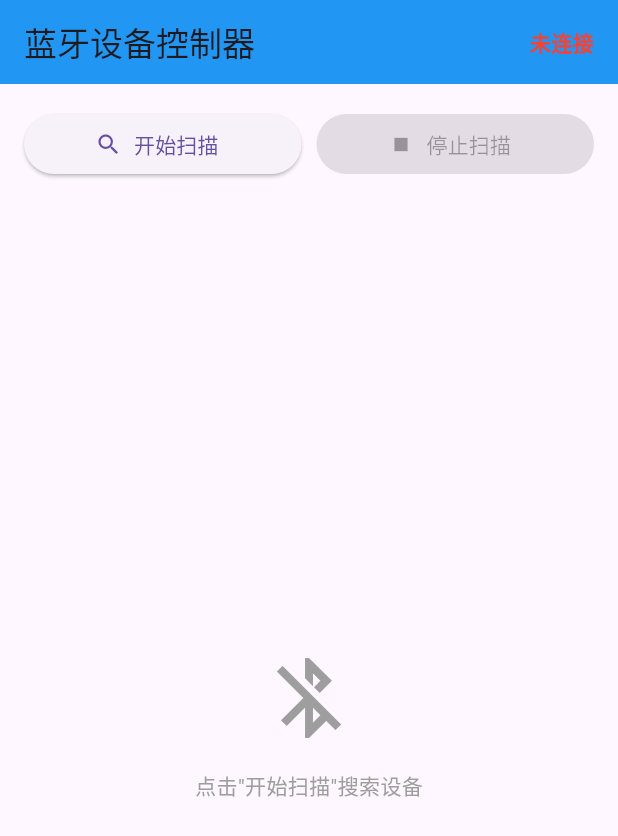
After one commit to Nusen-ai/flutter_blue_plus_app, a Flutter app: the screen it shows after launch, after a tap on "开始扫描", on a phone screen of 412 x 824 dp. The commit adds this screen. Shown: the top 836 px of the screen. Run offline on Flutter 3.47's test engine with Material 3 defaults, Android fonts, the phone set to English and light mode, and no system bars; our stand-ins replace flutter_blue_plus, permission_handler.

Commit message:
蓝牙3.0

```diff
--- /dev/null
+++ b/lib/deep/bluetooth_controller.dart
@@ -0,0 +1,284 @@
+import 'package:flutter/material.dart';
+import 'package:flutter_blue_plus/flutter_blue_plus.dart';
+import 'package:flutter_blue_plus_app/deep/bluetooth_service.dart';
+
+class BluetoothControllerApp extends StatefulWidget {
+  const BluetoothControllerApp({super.key});
+  @override
+  State<BluetoothControllerApp> createState() => _BluetoothControllerAppState();
+}
+
+class _BluetoothControllerAppState extends State<BluetoothControllerApp> {
+  final BluetoothDeviceManager bluetoothManager = BluetoothDeviceManager();
+  List<ScanResult> scanResults = [];
+  bool isScanning = false;
+  bool isConnected = false;
+  String connectionStatus = "未连接";
+
+  @override
+  void initState() {
+    super.initState();
+    _initializeBluetooth();
+  }
+
+  void _initializeBluetooth() async {
+    // 监听扫描结果
+    bluetoothManager.scanResults.listen((results) {
+      setState(() {
+        scanResults = results.where((result) => result.device.name.isNotEmpty).toList();
+      });
+    });
+
+    // 监听扫描状态
+    bluetoothManager.isScanning.listen((scanning) {
+      setState(() {
+        isScanning = scanning;
+      });
+    });
+
+    // 监听连接状态
+    bluetoothManager.connectionState.listen((state) {
+      setState(() {
+        isConnected = state == BluetoothConnectionState.connected;
+        connectionStatus = _getConnectionStatusText(state);
+      });
+    });
+
+    // 监听设备返回的数据
+    bluetoothManager.onDataReceived.listen((data) {
+      debugPrint("收到设备数据: $data");
+      // 处理设备返回的数据
+    });
+  }
+
+  String _getConnectionStatusText(BluetoothConnectionState state) {
+    switch (state) {
+      case BluetoothConnectionState.connected:
+        return "已连接";
+      case BluetoothConnectionState.connecting:
+        return "连接中";
+      case BluetoothConnectionState.disconnected:
+        return "未连接";
+      case BluetoothConnectionState.disconnecting:
+        return "断开中";
+    }
+  }
+
+  Future<void> _startBluetoothScan() async {
+    // 检查权限
+    bool hasPermission = await bluetoothManager.checkPermissions();
+    if (!hasPermission) {
+      _showErrorDialog("需要蓝牙和位置权限才能扫描设备");
+      return;
+    }
+
+    // 开启蓝牙
+    try {
+      await bluetoothManager.turnOnBluetooth();
+    } catch (e) {
+      _showErrorDialog("蓝牙开启失败: $e");
+      return;
+    }
+
+    // 开始扫描
+    try {
+      await bluetoothManager.startScan();
+    } catch (e) {
+      _showErrorDialog("扫描失败: $e");
+    }
+  }
+
+  void _stopBluetoothScan() {
+    bluetoothManager.stopScan();
+  }
+
+  Future<void> _connectToDevice(BluetoothDevice device) async {
+    bool success = await bluetoothManager.connectToDevice(device);
+    if (success) {
+      _showSuccessDialog("设备连接成功");
+
+      // 请求更大的MTU以提高数据传输效率
+      try {
+        await bluetoothManager.requestMtu(512);
+        debugPrint("MTU请求成功");
+      } catch (e) {
+        debugPrint("MTU请求失败: $e");
+      }
+    } else {
+      _showErrorDialog("设备连接失败，请检查服务UUID配置");
+    }
+  }
+
+  void _disconnectDevice() {
+    bluetoothManager.disconnect();
+  }
+
+  // 设备控制方法 - 根据您的硬件协议修改命令值
+  void _sendControlCommand(int command) {
+    bluetoothManager.sendCommand([command]);
+  }
+
+  void _showErrorDialog(String message) {
+    showDialog(
+      context: context,
+      builder: (context) => AlertDialog(
+        title: Text("错误"),
+        content: Text(message),
+        actions: [TextButton(onPressed: () => Navigator.pop(context), child: Text("确定"))],
+      ),
+    );
+  }
+
+  void _showSuccessDialog(String message) {
+    showDialog(
+      context: context,
+      builder: (context) => AlertDialog(
+        title: Text("成功"),
+        content: Text(message),
+        actions: [TextButton(onPressed: () => Navigator.pop(context), child: Text("确定"))],
+      ),
+    );
+  }
+
+  @override
+  Widget build(BuildContext context) {
+    return Scaffold(
+      appBar: AppBar(
+        title: Text('蓝牙设备控制器'),
+        backgroundColor: Colors.blue,
+        actions: [
+          Padding(
+            padding: EdgeInsets.only(right: 16.0),
+            child: Center(
+              child: Text(
+                connectionStatus,
+                style: TextStyle(color: isConnected ? Colors.green : Colors.red, fontWeight: FontWeight.bold),
+              ),
+            ),
+          ),
+        ],
+      ),
+      body: Column(
+        children: [
+          // 控制面板
+          if (isConnected) _buildControlPanel(),
+
+          // 扫描控制区域
+          _buildScanControlPanel(),
+
+          // 设备列表
+          Expanded(child: _buildDeviceList()),
+        ],
+      ),
+    );
+  }
+
+  Widget _buildControlPanel() {
+    return Card(
+      margin: EdgeInsets.all(16.0),
+      child: Padding(
+        padding: EdgeInsets.all(16.0),
+        child: Column(
+          children: [
+            Text('设备控制面板', style: TextStyle(fontSize: 18, fontWeight: FontWeight.bold)),
+            SizedBox(height: 16),
+            Wrap(
+              spacing: 12,
+              runSpacing: 12,
+              children: [
+                ElevatedButton(onPressed: () => _sendControlCommand(0x01), child: Text('开启设备')),
+                ElevatedButton(onPressed: () => _sendControlCommand(0x02), child: Text('关闭设备')),
+                ElevatedButton(onPressed: () => _sendControlCommand(0x03), child: Text('模式一')),
+                ElevatedButton(onPressed: () => _sendControlCommand(0x04), child: Text('模式二')),
+                ElevatedButton(onPressed: () => _sendControlCommand(0x05), child: Text('模式三')),
+              ],
+            ),
+            SizedBox(height: 16),
+            ElevatedButton(
+              onPressed: _disconnectDevice,
+              style: ElevatedButton.styleFrom(backgroundColor: Colors.red, foregroundColor: Colors.white),
+              child: Text('断开连接'),
+            ),
+          ],
+        ),
+      ),
+    );
+  }
+
+  Widget _buildScanControlPanel() {
+    return Padding(
+      padding: EdgeInsets.all(16.0),
+      child: Column(
+        children: [
+          Row(
+            children: [
+              Expanded(
+                child: ElevatedButton.icon(onPressed: isScanning ? null : _startBluetoothScan, icon: Icon(Icons.search), label: Text('开始扫描')),
+              ),
+              SizedBox(width: 10),
+              Expanded(
+                child: ElevatedButton.icon(
+                  onPressed: isScanning ? _stopBluetoothScan : null,
+                  icon: Icon(Icons.stop),
+                  style: ElevatedButton.styleFrom(backgroundColor: Colors.red, foregroundColor: Colors.white),
+                  label: Text('停止扫描'),
+                ),
+              ),
+            ],
+          ),
+          SizedBox(height: 8),
+          if (isScanning)
+            Row(
+              mainAxisAlignment: MainAxisAlignment.center,
+              children: [
+                SizedBox(width: 16, height: 16, child: CircularProgressIndicator(strokeWidth: 2)),
+                SizedBox(width: 8),
+                Text('扫描中...', style: TextStyle(color: Colors.blue)),
+              ],
+            ),
+        ],
+      ),
+    );
+  }
+
+  Widget _buildDeviceList() {
+    if (scanResults.isEmpty) {
+      return Center(
+        child: Column(
+          mainAxisAlignment: MainAxisAlignment.center,
+          children: [
+            Icon(Icons.bluetooth_disabled, size: 64, color: Colors.grey),
+            SizedBox(height: 16),
+            Text(isScanning ? '正在搜索设备...' : '点击"开始扫描"搜索设备', style: TextStyle(color: Colors.grey)),
+          ],
+        ),
+      );
+    }
+
+    return ListView.builder(
+      itemCount: scanResults.length,
+      itemBuilder: (context, index) {
+        final device = scanResults[index].device;
+        final rssi = scanResults[index].rssi;
+
+        return Card(
+          margin: EdgeInsets.symmetric(horizontal: 16, vertical: 4),
+          child: ListTile(
+            leading: Icon(Icons.bluetooth, color: Colors.blue),
+            title: Text(device.platformName.isNotEmpty ? device.platformName : '未知设备'),
+            subtitle: Column(crossAxisAlignment: CrossAxisAlignment.start, children: [Text('MAC: ${device.remoteId}'), Text('信号强度: $rssi dBm')]),
+            trailing: ElevatedButton(onPressed: () => _connectToDevice(device), child: Text('连接')),
+          ),
+        );
+      },
+    );
+  }
+
+  @override
+  void dispose() {
+    // 断开连接并停止扫描
+    bluetoothManager.disconnect();
+    bluetoothManager.stopScan();
+    super.dispose();
+  }
+}
--- /dev/null
+++ b/lib/deep/bluetooth_service.dart
@@ -0,0 +1,162 @@
+import 'package:flutter/widgets.dart';
+import 'package:flutter_blue_plus/flutter_blue_plus.dart';
+import 'package:permission_handler/permission_handler.dart';
+
+class BluetoothDeviceManager {
+  static final BluetoothDeviceManager _instance = BluetoothDeviceManager._internal();
+  factory BluetoothDeviceManager() => _instance;
+  BluetoothDeviceManager._internal();
+
+  // 设备UUID配置 - 根据您的硬件设备修改
+  final String serviceUUID = "0000ffe0-0000-1000-8000-00805f9b34fb";
+  final String characteristicUUID = "0000ffe1-0000-1000-8000-00805f9b34fb";
+
+  BluetoothDevice? _connectedDevice;
+  BluetoothCharacteristic? _controlCharacteristic;
+
+  // 获取已连接的设备
+  BluetoothDevice? get connectedDevice => _connectedDevice;
+
+  // 获取控制特征
+  BluetoothCharacteristic? get controlCharacteristic => _controlCharacteristic;
+
+  // 检查并请求权限
+  Future<bool> checkPermissions() async {
+    if (await Permission.bluetoothConnect.request().isGranted && await Permission.bluetoothScan.request().isGranted && await Permission.location.request().isGranted) {
+      return true;
+    }
+    return false;
+  }
+
+  // 检查蓝牙是否可用
+  Future<bool> isBluetoothAvailable() async {
+    return await FlutterBluePlus.isAvailable;
+  }
+
+  // 开启蓝牙
+  Future<void> turnOnBluetooth() async {
+    if (await FlutterBluePlus.isAvailable == false) {
+      throw Exception("设备不支持蓝牙");
+    }
+
+    // 检查蓝牙适配器状态
+    BluetoothAdapterState state = await FlutterBluePlus.adapterState.first;
+    if (state == BluetoothAdapterState.off) {
+      await FlutterBluePlus.turnOn();
+      // 等待蓝牙开启
+      await FlutterBluePlus.adapterState.where((state) => state == BluetoothAdapterState.on).first;
+    }
+  }
+
+  // 获取扫描结果流
+  Stream<List<ScanResult>> get scanResults => FlutterBluePlus.scanResults;
+
+  // 获取扫描状态
+  Stream<bool> get isScanning => FlutterBluePlus.isScanning;
+
+  // 开始扫描设备
+  Future<void> startScan({Duration timeout = const Duration(seconds: 10)}) async {
+    try {
+      await FlutterBluePlus.startScan(timeout: timeout, continuousUpdates: true);
+    } catch (e) {
+      debugPrint("扫描错误: $e");
+      rethrow;
+    }
+  }
+
+  // 停止扫描
+  Future<void> stopScan() async {
+    try {
+      await FlutterBluePlus.stopScan();
+    } catch (e) {
+      debugPrint("停止扫描错误: $e");
+    }
+  }
+
+  // 连接设备
+  Future<bool> connectToDevice(BluetoothDevice device) async {
+    try {
+      // 设置连接超时
+      await device.connect(license: License.free,timeout: const Duration(seconds: 15));
+      _connectedDevice = device;
+
+      // 监听连接状态
+      device.connectionState.listen((state) {
+        debugPrint("连接状态: $state");
+        if (state == BluetoothConnectionState.disconnected) {
+          _connectedDevice = null;
+          _controlCharacteristic = null;
+        }
+      });
+
+      // 发现服务
+      List<BluetoothService> services = await device.discoverServices();
+
+      for (BluetoothService service in services) {
+        if (service.uuid.toString() == serviceUUID) {
+          for (BluetoothCharacteristic characteristic in service.characteristics) {
+            if (characteristic.uuid.toString() == characteristicUUID) {
+              _controlCharacteristic = characteristic;
+              return true;
+            }
+          }
+        }
+      }
+      return false;
+    } catch (e) {
+      debugPrint("连接失败: $e");
+      return false;
+    }
+  }
+
+  // 断开连接
+  Future<void> disconnect() async {
+    if (_connectedDevice != null) {
+      await _connectedDevice!.disconnect();
+      _connectedDevice = null;
+      _controlCharacteristic = null;
+    }
+  }
+
+  // 发送控制命令到设备
+  Future<void> sendCommand(List<int> command) async {
+    if (_controlCharacteristic == null) {
+      throw Exception("未找到控制特征或设备未连接");
+    }
+
+    try {
+      await _controlCharacteristic!.write(command);
+      debugPrint("命令发送成功: $command");
+
+    } catch (e) {
+      debugPrint("命令发送失败: $e");
+      rethrow;
+    }
+  }
+
+  // 监听设备返回的数据
+  Stream<List<int>> get onDataReceived {
+    if (_controlCharacteristic != null) {
+      // 启用通知
+      _controlCharacteristic!.setNotifyValue(true);
+      return _controlCharacteristic!.onValueReceived;
+    }
+    return const Stream.empty();
+  }
+
+  // 获取连接状态流
+  Stream<BluetoothConnectionState> get connectionState {
+    if (_connectedDevice != null) {
+      return _connectedDevice!.connectionState;
+    }
+    return Stream.value(BluetoothConnectionState.disconnected);
+  }
+
+  // 请求更大的MTU（传输单元）
+  Future<int> requestMtu(int desiredMtu) async {
+    if (_connectedDevice != null) {
+      return await _connectedDevice!.requestMtu(desiredMtu);
+    }
+    throw Exception("设备未连接");
+  }
+}
--- a/lib/main.dart
+++ b/lib/main.dart
@@ -1,4 +1,7 @@
 import 'package:flutter/material.dart';
+import 'package:flutter_blue_plus_app/bluetooth_device_control_change_page.dart';
+import 'package:flutter_blue_plus_app/bluetooth_device_control_page.dart';
+import 'package:flutter_blue_plus_app/deep/bluetooth_controller.dart';
 
 void main() {
   runApp(const MyApp());
@@ -11,26 +14,11 @@ class MyApp extends StatelessWidget {
   @override
   Widget build(BuildContext context) {
     return MaterialApp(
-      title: 'Flutter Demo',
-      theme: ThemeData(
-        // This is the theme of your application.
-        //
-        // TRY THIS: Try running your application with "flutter run". You'll see
-        // the application has a purple toolbar. Then, without quitting the app,
-        // try changing the seedColor in the colorScheme below to Colors.green
-        // and then invoke "hot reload" (save your changes or press the "hot
-        // reload" button in a Flutter-supported IDE, or press "r" if you used
-        // the command line to start the app).
-        //
-        // Notice that the counter didn't reset back to zero; the application
-        // state is not lost during the reload. To reset the state, use hot
-        // restart instead.
-        //
-        // This works for code too, not just values: Most code changes can be
-        // tested with just a hot reload.
-        colorScheme: ColorScheme.fromSeed(seedColor: Colors.deepPurple),
-      ),
-      home: const MyHomePage(title: 'Flutter Demo Home Page'),
+      title: 'BLE蓝牙测试（flutter_blue_plus 2.0.2）',
+      debugShowCheckedModeBanner: false,
+      theme: ThemeData(primarySwatch: Colors.blue, useMaterial3: true),
+      // home: const BluetoothScanPage(),
+      home: BluetoothControllerApp(),
     );
   }
 }
@@ -105,10 +93,7 @@ class _MyHomePageState extends State<MyHomePage> {
           mainAxisAlignment: MainAxisAlignment.center,
           children: <Widget>[
             const Text('You have pushed the button this many times:'),
-            Text(
-              '$_counter',
-              style: Theme.of(context).textTheme.headlineMedium,
-            ),
+            Text('$_counter', style: Theme.of(context).textTheme.headlineMedium),
           ],
         ),
       ),
```
